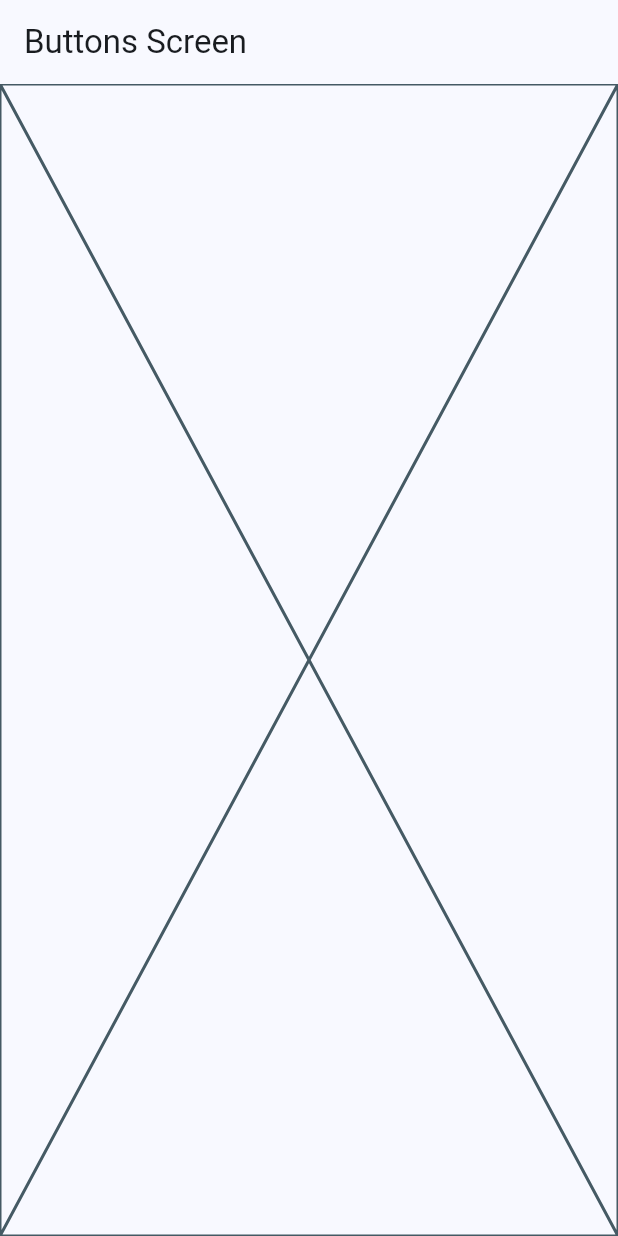
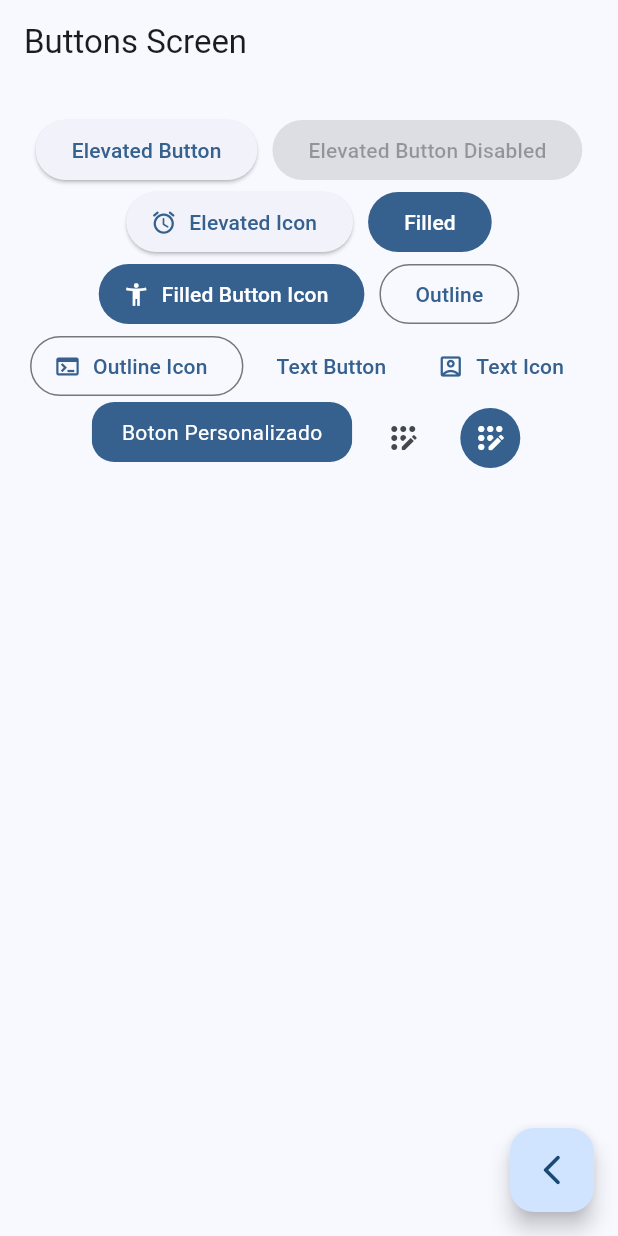
Before and after one commit to sardo15/flut_widgets_app, a Flutter app: the ButtonsScreen screen opened by its route, on a phone screen of 412 x 824 dp. Run offline on Flutter 3.47's test engine with Material 2 defaults, Android fonts, the phone set to English and light mode, and no system bars; our stand-ins replace go_router.

Commit message:
buttons_screen finished

```diff
--- a/lib/config/menu/menu_items.dart
+++ b/lib/config/menu/menu_items.dart
@@ -26,7 +26,7 @@ const appMenuItems = <MenuItem>[
   MenuItem(
       title: 'Tarjetas',
       subtitle: 'Un contenedor estilizado',
-      link: '/cards ',
+      link: '/cards',
       icon: Icons.credit_card),
 
 ];
--- a/lib/config/presentations/screens/buttons/buttons_screen.dart
+++ b/lib/config/presentations/screens/buttons/buttons_screen.dart
@@ -1,4 +1,5 @@
 import 'package:flutter/material.dart';
+import 'package:go_router/go_router.dart';
 
 class ButtonsScreen extends StatelessWidget {
 
@@ -12,7 +13,91 @@ class ButtonsScreen extends StatelessWidget {
       appBar: AppBar(
         title: const Text('Buttons Screen'),
       ),
-      body: const Placeholder(),
+      body: const _ButtonsView(),
+      floatingActionButton: FloatingActionButton(
+        child: Icon(Icons.arrow_back_ios_new_rounded),
+        onPressed: (){
+          context.pop();
+        },
+      ),
     );
   }
 }
+
+class _ButtonsView extends StatelessWidget {
+  const _ButtonsView({
+    super.key,
+  });
+
+  @override
+  Widget build(BuildContext context) {
+
+    final colors = Theme.of(context).colorScheme;
+
+    return SizedBox(
+      width: double.infinity,
+      child: Padding(
+        padding: const EdgeInsets.symmetric(horizontal: 10,vertical: 20),
+        child: Wrap(
+          spacing: 10,
+          alignment: WrapAlignment.center,
+          children: [
+            ElevatedButton(onPressed: (){}, child: Text('Elevated Button')),
+            const ElevatedButton(onPressed: null, child: Text('Elevated Button Disabled')),
+            ElevatedButton.icon(onPressed: (){}, icon: const Icon(Icons.access_alarm_rounded), label: const Text('Elevated Icon')),
+
+            FilledButton(onPressed: (){}, child: const Text('Filled')),
+            FilledButton.icon(onPressed: (){}, icon: const Icon(Icons.accessibility_new), label: const Text('Filled Button Icon')),
+
+            OutlinedButton(onPressed: (){}, child: const Text('Outline')),
+            OutlinedButton.icon(onPressed: (){}, icon: Icon(Icons.terminal), label: const Text('Outline Icon')),
+
+            TextButton(onPressed: (){}, child: const Text('Text Button')),
+            TextButton.icon(onPressed: (){}, icon: Icon(Icons.account_box_outlined), label: const Text('Text Icon')),
+
+            //TODO: Custom Button
+            const CustomButton(),
+
+
+
+            IconButton(onPressed: (){}, icon: const Icon(Icons.app_registration_rounded),),
+            IconButton(onPressed: (){}, icon: const Icon(Icons.app_registration_rounded),
+              style: ButtonStyle(
+                backgroundColor: MaterialStatePropertyAll(colors.primary),
+                iconColor: const MaterialStatePropertyAll(Colors.white),
+              ),
+            ),
+
+          ],
+        ),
+      ),
+    );
+  }
+}
+
+
+class CustomButton extends StatelessWidget {
+
+
+  const CustomButton({super.key});
+
+
+  @override
+  Widget build(BuildContext context) {
+
+    final colors = Theme.of(context).colorScheme;
+
+    return ClipRRect(
+      borderRadius: BorderRadius.circular(15),
+      child: Material(
+        color: colors.primary,
+        child: InkWell(
+          onTap: (){},
+          child: const Padding(
+            padding: const EdgeInsets.symmetric(horizontal: 20,  vertical: 10),
+            child: Text('Boton Personalizado', style: TextStyle(color: Colors.white))),
+        ),
+      ),
+    );
+  }
+}
```
